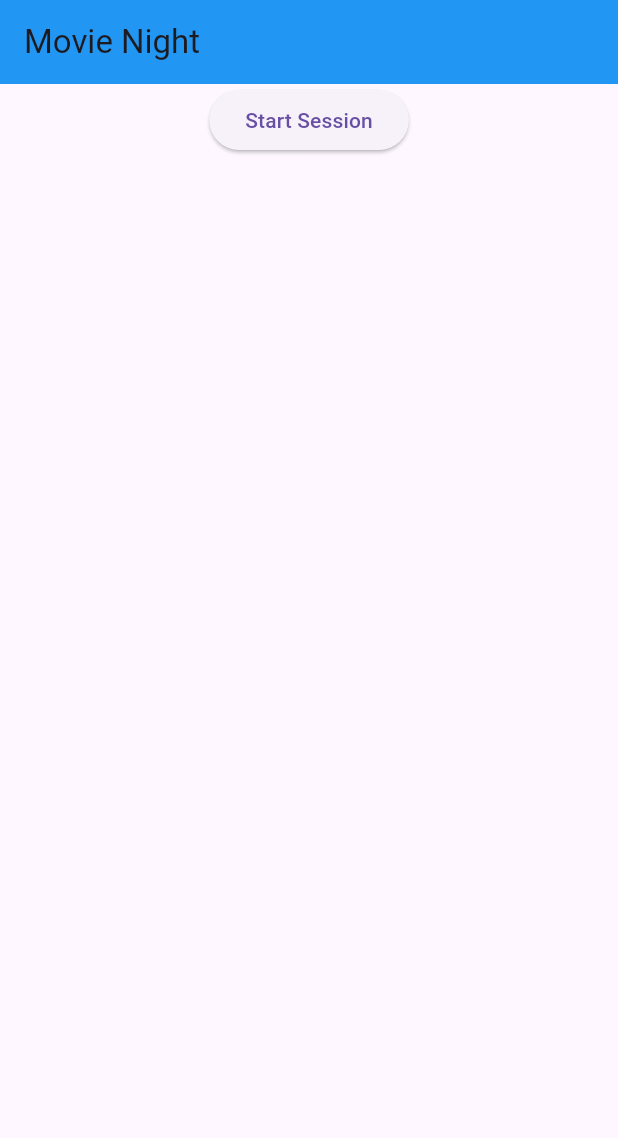
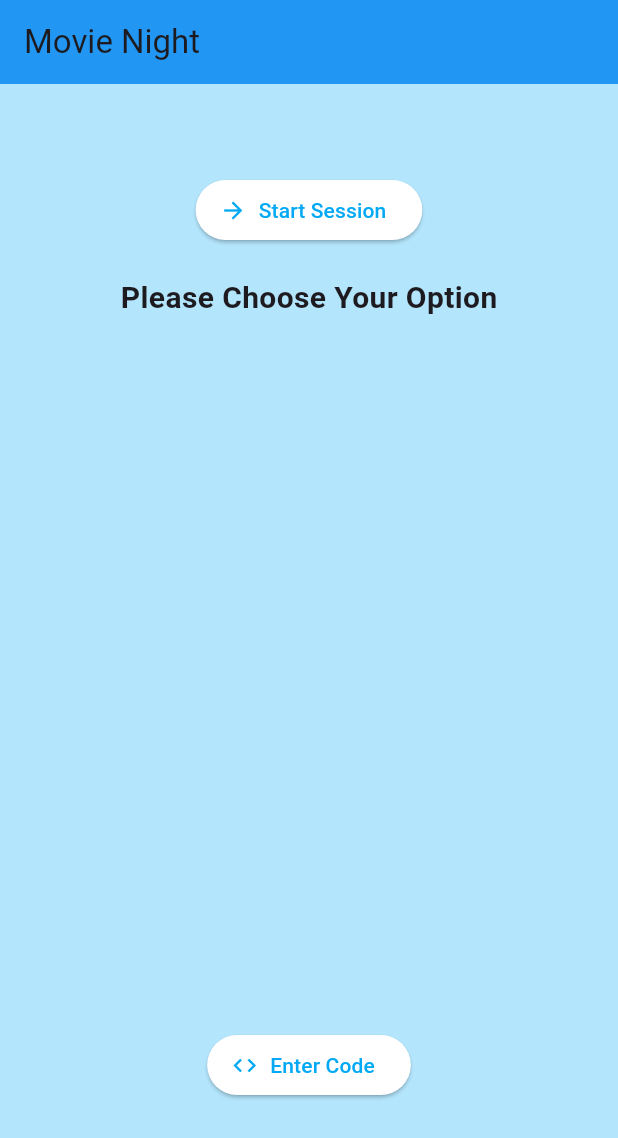
Before and after one commit to mish0024/Flutter_Project_MAD9135, a Flutter app: the screen it shows after launch, on a phone screen of 412 x 824 dp. Shown: the top 1138 px of the screen. Run offline on Flutter 3.47's test engine with Material 3 defaults, Android fonts, the phone set to English and light mode, and no system bars; our stand-ins replace device_info_plus; missing offline and left inert: android_id.

Commit message:
Flutter Project

```diff
--- a/lib/main.dart
+++ b/lib/main.dart
@@ -1,4 +1,5 @@
 import 'package:final_project/screens/welcome_screen.dart';
+import 'package:final_project/screens/movie_selection_screen.dart';
 import 'package:final_project/utils/app_state.dart';
 import 'package:flutter/material.dart';
 import 'package:provider/provider.dart';
@@ -15,8 +16,11 @@ class MainApp extends StatelessWidget {
 
   @override
   Widget build(BuildContext context) {
-    return const MaterialApp(
-      home: WelcomeScreen(),
+    return  MaterialApp(
+      home: const WelcomeScreen(),
+      routes: {
+        '/movieSelection': (context) => MovieSelectionScreen(),
+      },
     );
   }
 }
--- a/lib/screens/welcome_screen.dart
+++ b/lib/screens/welcome_screen.dart
@@ -2,7 +2,9 @@ import 'dart:io';
 
 import 'package:android_id/android_id.dart';
 import 'package:device_info_plus/device_info_plus.dart';
+import 'package:final_project/screens/enter_code_screen.dart';
 import 'package:final_project/screens/share_code_screen.dart';
+import 'package:final_project/screens/movie_selection_screen.dart';
 import 'package:final_project/utils/app_state.dart';
 import 'package:flutter/foundation.dart';
 import 'package:flutter/material.dart';
@@ -28,23 +30,66 @@ class _WelcomeScreenState extends State<WelcomeScreen> {
   @override
   Widget build(BuildContext context) {
     return Scaffold(
+      backgroundColor: Colors.lightBlue[100],
       appBar: AppBar(
-        title: Text('Movie Night'),
+        title: const Text('Movie Night'),
         backgroundColor: Colors.blue,
       ),
       body: Center(
         child: Column(
           children: [
-            ElevatedButton(
+            const SizedBox(height: 60),
+            ElevatedButton.icon(
               onPressed: () {
                 Navigator.push(
                     context,
                     MaterialPageRoute(
-                      builder: (context) => ShareCodeScreen(),
+                      builder: (context) => const ShareCodeScreen(),
                     ));
+
               },
-              child: Text('Start Session'),
-            )
+              icon: const Icon(Icons.arrow_forward),
+              label: const Text('Start Session'),
+              style: ElevatedButton.styleFrom(
+                backgroundColor: Colors.white,
+                foregroundColor: Colors.lightBlue,
+                shape: RoundedRectangleBorder(
+                  borderRadius: BorderRadius.circular(20),
+                ),
+              ),
+            ),
+            const SizedBox(height: 20),
+            const Center(
+              child: Text(
+                'Please Choose Your Option',
+                style: TextStyle(
+                  fontSize: 20,
+                  fontWeight: FontWeight.bold,
+                ),
+              ),
+            ),
+            const SizedBox(height: 20),
+            const Spacer(flex: 3),
+            ElevatedButton.icon(
+              onPressed: () {
+                Navigator.push(
+                    context,
+                    MaterialPageRoute(
+                      builder: (context) => const EnterCodeScreen(),
+                    ));
+
+              },
+              icon: const Icon(Icons.code),
+              label: const Text('Enter Code'),
+              style: ElevatedButton.styleFrom(
+                backgroundColor: Colors.white,
+                foregroundColor: Colors.lightBlue,
+                shape: RoundedRectangleBorder(
+                  borderRadius: BorderRadius.circular(20),
+                ),
+              ),
+            ),
+            const SizedBox(height: 90),
           ],
         ),
       ),
```
Also changed, not shown: lib/screens/enter_code_screen.dart (added, +78 -0 lines), lib/screens/movie_selection_screen.dart (added, +79 -0 lines), lib/utils/http_helper.dart (+23 -0 lines), pubspec.lock, 2 other files.
